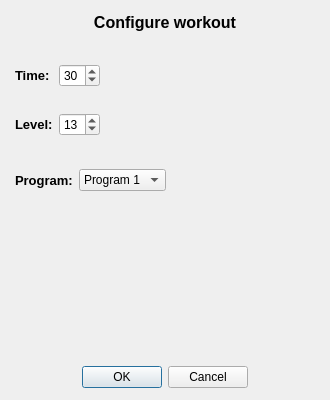
This is resources/configuredialog.ui in CGodiksen/exercise-bike-logger as Qt 5 draws it before an edit. The edited form follows.
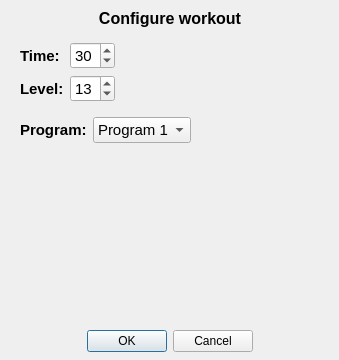
This is the edited form. Custom widgets are drawn as their Qt base class.

Commit message: Changed the design of the configure dialog window.

Diff of the .ui file:
```diff
--- a/resources/configuredialog.ui
+++ b/resources/configuredialog.ui
@@ -6,8 +6,8 @@
    <rect>
     <x>0</x>
     <y>0</y>
-    <width>330</width>
-    <height>400</height>
+    <width>339</width>
+    <height>360</height>
    </rect>
   </property>
   <property name="windowTitle">
@@ -18,22 +18,35 @@
     <rect>
      <x>0</x>
      <y>0</y>
-     <width>331</width>
-     <height>401</height>
+     <width>341</width>
+     <height>361</height>
     </rect>
    </property>
    <layout class="QGridLayout" name="gridLayout">
-    <item row="4" column="1">
+    <item row="0" column="1">
+     <spacer name="verticalSpacer_4">
+      <property name="orientation">
+       <enum>Qt::Vertical</enum>
+      </property>
+      <property name="sizeHint" stdset="0">
+       <size>
+        <width>20</width>
+        <height>40</height>
+       </size>
+      </property>
+     </spacer>
+    </item>
+    <item row="6" column="1">
      <widget class="PlotWidget" name="graphWidget" native="true">
       <property name="minimumSize">
        <size>
         <width>300</width>
-        <height>150</height>
+        <height>175</height>
        </size>
       </property>
      </widget>
     </item>
-    <item row="4" column="0">
+    <item row="6" column="0">
      <spacer name="horizontalSpacer_3">
       <property name="orientation">
        <enum>Qt::Horizontal</enum>
@@ -46,6 +59,19 @@
       </property>
      </spacer>
     </item>
+    <item row="8" column="1">
+     <spacer name="verticalSpacer_5">
+      <property name="orientation">
+       <enum>Qt::Vertical</enum>
+      </property>
+      <property name="sizeHint" stdset="0">
+       <size>
+        <width>20</width>
+        <height>40</height>
+       </size>
+      </property>
+     </spacer>
+    </item>
     <item row="1" column="1">
      <widget class="QLabel" name="label">
       <property name="font">
@@ -63,137 +89,13 @@
       </property>
      </widget>
     </item>
-    <item row="7" column="1">
-     <spacer name="verticalSpacer_2">
-      <property name="orientation">
-       <enum>Qt::Vertical</enum>
-      </property>
-      <property name="sizeHint" stdset="0">
-       <size>
-        <width>20</width>
-        <height>40</height>
-       </size>
-      </property>
-     </spacer>
-    </item>
-    <item row="2" column="1">
-     <layout class="QGridLayout" name="gridLayout_2">
-      <item row="2" column="0">
-       <widget class="QLabel" name="label_2">
-        <property name="font">
-         <font>
-          <pointsize>10</pointsize>
-          <weight>75</weight>
-          <bold>true</bold>
-         </font>
-        </property>
-        <property name="text">
-         <string>Time:</string>
-        </property>
-       </widget>
-      </item>
-      <item row="4" column="0">
-       <widget class="QLabel" name="label_4">
-        <property name="font">
-         <font>
-          <pointsize>10</pointsize>
-          <weight>75</weight>
-          <bold>true</bold>
-         </font>
-        </property>
-        <property name="text">
-         <string>Level:</string>
-        </property>
-       </widget>
-      </item>
-      <item row="5" column="0">
-       <spacer name="verticalSpacer_6">
-        <property name="orientation">
-         <enum>Qt::Vertical</enum>
-        </property>
-        <property name="sizeHint" stdset="0">
-         <size>
-          <width>20</width>
-          <height>40</height>
-         </size>
-        </property>
-       </spacer>
-      </item>
-      <item row="1" column="0">
-       <spacer name="verticalSpacer_3">
-        <property name="orientation">
-         <enum>Qt::Vertical</enum>
-        </property>
-        <property name="sizeHint" stdset="0">
-         <size>
-          <width>20</width>
-          <height>40</height>
-         </size>
-        </property>
-       </spacer>
-      </item>
-      <item row="2" column="1">
-       <widget class="QSpinBox" name="timeSpinBox">
-        <property name="value">
-         <number>30</number>
-        </property>
-       </widget>
-      </item>
-      <item row="3" column="2">
-       <spacer name="horizontalSpacer_6">
-        <property name="orientation">
-         <enum>Qt::Horizontal</enum>
-        </property>
-        <property name="sizeHint" stdset="0">
-         <size>
-          <width>40</width>
-          <height>20</height>
-         </size>
-        </property>
-       </spacer>
-      </item>
-      <item row="4" column="1">
-       <widget class="QSpinBox" name="levelSpinBox">
-        <property name="value">
-         <number>13</number>
-        </property>
-       </widget>
-      </item>
-     </layout>
-    </item>
     <item row="5" column="1">
-     <spacer name="verticalSpacer_4">
-      <property name="orientation">
-       <enum>Qt::Vertical</enum>
-      </property>
-      <property name="sizeHint" stdset="0">
-       <size>
-        <width>20</width>
-        <height>40</height>
-       </size>
-      </property>
-     </spacer>
-    </item>
-    <item row="0" column="1">
-     <spacer name="verticalSpacer">
-      <property name="orientation">
-       <enum>Qt::Vertical</enum>
-      </property>
-      <property name="sizeHint" stdset="0">
-       <size>
-        <width>20</width>
-        <height>40</height>
-       </size>
-      </property>
-     </spacer>
-    </item>
-    <item row="3" column="1">
      <layout class="QHBoxLayout" name="horizontalLayout_3">
       <item>
        <widget class="QLabel" name="label_5">
         <property name="font">
          <font>
-          <pointsize>10</pointsize>
+          <pointsize>11</pointsize>
           <weight>75</weight>
           <bold>true</bold>
          </font>
@@ -205,6 +107,11 @@
       </item>
       <item>
        <widget class="QComboBox" name="programComboBox">
+        <property name="font">
+         <font>
+          <pointsize>11</pointsize>
+         </font>
+        </property>
         <item>
          <property name="text">
           <string>Program 1</string>
@@ -247,7 +154,7 @@
       </item>
      </layout>
     </item>
-    <item row="6" column="1">
+    <item row="7" column="1">
      <widget class="QDialogButtonBox" name="buttonBox">
       <property name="orientation">
        <enum>Qt::Horizontal</enum>
@@ -260,7 +167,92 @@
       </property>
      </widget>
     </item>
-    <item row="4" column="2">
+    <item row="3" column="1">
+     <layout class="QGridLayout" name="gridLayout_2">
+      <item row="1" column="0">
+       <widget class="QLabel" name="label_2">
+        <property name="font">
+         <font>
+          <pointsize>11</pointsize>
+          <weight>75</weight>
+          <bold>true</bold>
+         </font>
+        </property>
+        <property name="text">
+         <string>Time:</string>
+        </property>
+       </widget>
+      </item>
+      <item row="1" column="1">
+       <widget class="QSpinBox" name="timeSpinBox">
+        <property name="font">
+         <font>
+          <pointsize>11</pointsize>
+         </font>
+        </property>
+        <property name="minimum">
+         <number>5</number>
+        </property>
+        <property name="value">
+         <number>30</number>
+        </property>
+       </widget>
+      </item>
+      <item row="2" column="2">
+       <spacer name="horizontalSpacer_6">
+        <property name="orientation">
+         <enum>Qt::Horizontal</enum>
+        </property>
+        <property name="sizeHint" stdset="0">
+         <size>
+          <width>40</width>
+          <height>20</height>
+         </size>
+        </property>
+       </spacer>
+      </item>
+      <item row="2" column="1">
+       <widget class="QSpinBox" name="levelSpinBox">
+        <property name="font">
+         <font>
+          <pointsize>11</pointsize>
+         </font>
+        </property>
+        <property name="value">
+         <number>13</number>
+        </property>
+       </widget>
+      </item>
+      <item row="2" column="0">
+       <widget class="QLabel" name="label_4">
+        <property name="font">
+         <font>
+          <pointsize>11</pointsize>
+          <weight>75</weight>
+          <bold>true</bold>
+         </font>
+        </property>
+        <property name="text">
+         <string>Level:</string>
+        </property>
+       </widget>
+      </item>
+     </layout>
+    </item>
+    <item row="4" column="1">
+     <spacer name="verticalSpacer">
+      <property name="orientation">
+       <enum>Qt::Vertical</enum>
+      </property>
+      <property name="sizeHint" stdset="0">
+       <size>
+        <width>20</width>
+        <height>40</height>
+       </size>
+      </property>
+     </spacer>
+    </item>
+    <item row="6" column="2">
      <spacer name="horizontalSpacer_4">
       <property name="orientation">
        <enum>Qt::Horizontal</enum>
@@ -273,6 +265,19 @@
       </property>
      </spacer>
     </item>
+    <item row="2" column="1">
+     <spacer name="verticalSpacer_2">
+      <property name="orientation">
+       <enum>Qt::Vertical</enum>
+      </property>
+      <property name="sizeHint" stdset="0">
+       <size>
+        <width>20</width>
+        <height>40</height>
+       </size>
+      </property>
+     </spacer>
+    </item>
    </layout>
   </widget>
  </widget>
```
